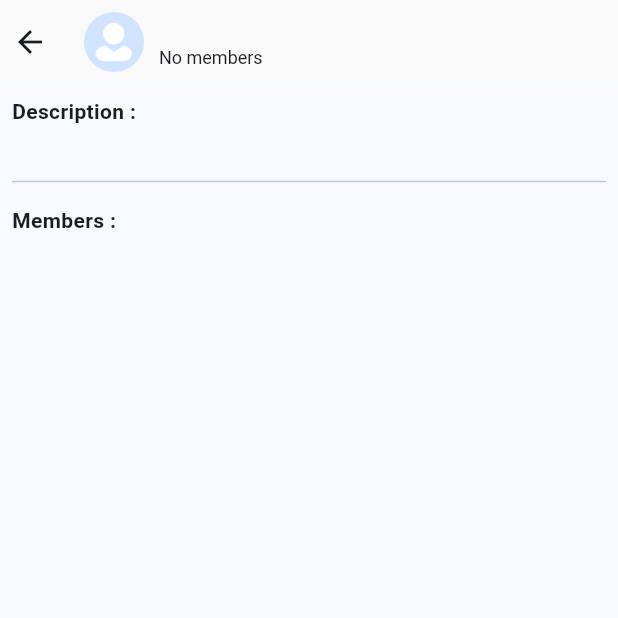
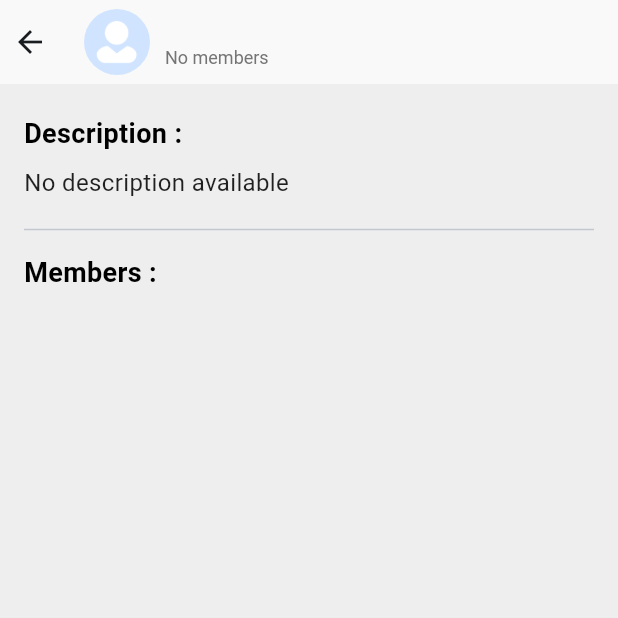
Before and after one commit to params19/livecom, a Flutter app: the GroupDetails screen opened directly with empty values, on a phone screen of 412 x 824 dp, the top half of it. Run offline on Flutter 3.47's test engine with Material 3 defaults, Android fonts, the phone set to English and light mode, and no system bars; our stand-ins replace appwrite, cached_network_image, country_code_picker, file_picker, firebase_core, firebase_messaging and 2 more; accounts and stored records are empty; network calls fail; project files that could hold a hidden picture were left out.

Commit message:
Add group details page with member list and description display

```diff
--- a/lib/main.dart
+++ b/lib/main.dart
@@ -199,6 +199,7 @@ import 'package:firebase_messaging/firebase_messaging.dart';
 import 'package:livecom/controllers/notification_controller.dart';
 import 'package:livecom/pages/create_or_update_page.dart';
 import 'package:livecom/pages/group_chat_page.dart';
+import 'package:livecom/pages/group_details.dart';
 import 'package:livecom/pages/invite_members.dart';
 import 'package:livecom/providers/group_message_provider.dart';
 import 'package:provider/provider.dart';
@@ -327,6 +328,7 @@ class MyApp extends StatelessWidget {
           "/modify_group": (context) => CreateOrUpdateGroup(),
           "/group_chat": (context) => GroupChatPage(),
           "/invite_page": (context) => InviteMembers(),
+          "/group_details": (context) => GroupDetails(),
         },
       ),
     );
--- a/lib/pages/group_details.dart
+++ b/lib/pages/group_details.dart
@@ -1,7 +1,5 @@
 import 'package:cached_network_image/cached_network_image.dart';
-import 'package:flutter/foundation.dart';
 import 'package:flutter/material.dart';
-import 'package:flutter/widgets.dart';
 import 'package:livecom/constants/color.dart';
 import 'package:livecom/constants/memberCalculate.dart';
 import 'package:livecom/models/groups_model.dart';
@@ -18,7 +16,9 @@ class _GroupDetailsState extends State<GroupDetails> {
   Widget build(BuildContext context) {
     final GroupModel groupData =
         ModalRoute.of(context)!.settings.arguments as GroupModel;
+
     return Scaffold(
+      backgroundColor: Colors.grey[200],
       appBar: AppBar(
         backgroundColor: background_color,
         leadingWidth: 40,
@@ -27,16 +27,15 @@ class _GroupDetailsState extends State<GroupDetails> {
         title: Row(
           children: [
             CircleAvatar(
-              backgroundImage: groupData.image == "" || groupData.image == null
-                  ? Image(
-                      image: AssetImage("assets/user.png"),
-                    ).image
-                  : CachedNetworkImageProvider(
-                      "https://cloud.appwrite.io/v1/storage/buckets/67b7f7a000142a335f4e/files/${groupData.image}/view?project=67b7e512000635cad2ad&mode=admin"),
+              radius: 22,
+              backgroundImage:
+                  groupData.image == null || groupData.image!.isEmpty
+                      ? AssetImage("assets/user.png")
+                      : CachedNetworkImageProvider(
+                          "https://cloud.appwrite.io/v1/storage/buckets/67b7f7a000142a335f4e/files/${groupData.image}/view?project=67b7e512000635cad2ad&mode=admin",
+                        ) as ImageProvider,
             ),
-            SizedBox(
-              width: 10,
-            ),
+            SizedBox(width: 10),
             Column(
               crossAxisAlignment: CrossAxisAlignment.start,
               children: [
@@ -46,9 +45,7 @@ class _GroupDetailsState extends State<GroupDetails> {
                 ),
                 Text(
                   memCal(groupData.members.length),
-                  style: TextStyle(
-                    fontSize: 12,
-                  ),
+                  style: TextStyle(fontSize: 12, color: Colors.grey[600]),
                 ),
               ],
             ),
@@ -56,52 +53,78 @@ class _GroupDetailsState extends State<GroupDetails> {
         ),
       ),
       body: Padding(
-        padding: const EdgeInsets.all(8.0),
+        padding: const EdgeInsets.symmetric(horizontal: 16, vertical: 12),
         child: Column(
           crossAxisAlignment: CrossAxisAlignment.start,
           children: [
+            _buildSectionTitle("Description :"),
             Text(
-              "Description :",
-              style: TextStyle(fontWeight: FontWeight.w600),
+              groupData.groupDesc?.isNotEmpty == true
+                  ? groupData.groupDesc!
+                  : "No description available",
+              style: TextStyle(fontSize: 16, color: Colors.black87),
             ),
-            SizedBox(
-              height: 4,
+            SizedBox(height: 12),
+            Divider(),
+            _buildSectionTitle("Members :"),
+            Expanded(
+              child: ListView.builder(
+                itemCount: groupData.userData.length,
+                itemBuilder: (context, index) {
+                  var e = groupData.userData[index];
+                  return _buildMemberCard(
+                    name: e.name ?? "No Name",
+                    role: e.userId == groupData.admin ? "Admin" : "Member",
+                    profilePic: e.profilePic,
+                  );
+                },
+              ),
             ),
-            Text(groupData.groupDesc ?? ""),
-            SizedBox(
-              height: 4,
-            ),
-            Divider(),
-            SizedBox(
-              height: 8,
-            ),
-            Text(
-              "Members :",
-              style: TextStyle(fontWeight: FontWeight.w600),
-            ),
-            Column(
-              children: groupData.userData
-                  .map((e) => Card(
-                        child: ListTile(
-                          leading: CircleAvatar(
-                            backgroundImage: e.profilePic == "" ||
-                                    e.profilePic == null
-                                ? Image(
-                                    image: AssetImage("assets/user.png"),
-                                  ).image
-                                : CachedNetworkImageProvider(
-                                    "https://cloud.appwrite.io/v1/storage/buckets/67b7f7a000142a335f4e/files/${e.profilePic}/view?project=67b7e512000635cad2ad&mode=admin"),
-                          ),
-                          title: Text(e.name ?? "No Name"),
-                          subtitle: Text(
-                              e.userId == groupData.admin ? "Admin" : "Member"),
-                        ),
-                      ))
-                  .toList(),
-            )
           ],
         ),
       ),
     );
   }
+
+  Widget _buildSectionTitle(String title) {
+    return Padding(
+      padding: const EdgeInsets.symmetric(vertical: 8),
+      child: Text(
+        title,
+        style: TextStyle(
+          fontSize: 18,
+          fontWeight: FontWeight.bold,
+          color: Colors.black,
+        ),
+      ),
+    );
+  }
+
+  Widget _buildMemberCard(
+      {required String name, required String role, String? profilePic}) {
+    return Card(
+      margin: EdgeInsets.symmetric(vertical: 6),
+      shape: RoundedRectangleBorder(borderRadius: BorderRadius.circular(12)),
+      elevation: 3,
+      child: ListTile(
+        contentPadding: EdgeInsets.all(12),
+        leading: CircleAvatar(
+          radius: 28,
+          backgroundImage: profilePic == null || profilePic.isEmpty
+              ? AssetImage("assets/user.png")
+              : CachedNetworkImageProvider(
+                  "https://cloud.appwrite.io/v1/storage/buckets/67b7f7a000142a335f4e/files/$profilePic/view?project=67b7e512000635cad2ad&mode=admin",
+                ) as ImageProvider,
+        ),
+        title: Text(
+          name,
+          style: TextStyle(fontWeight: FontWeight.w600, fontSize: 16),
+        ),
+        subtitle: Text(
+          role,
+          style: TextStyle(color: Colors.grey[700]),
+        ),
+      ),
+    );
+  }
 }
```
Also changed, not shown: lib/pages/group_chat_page.dart (+6 -1 lines).
